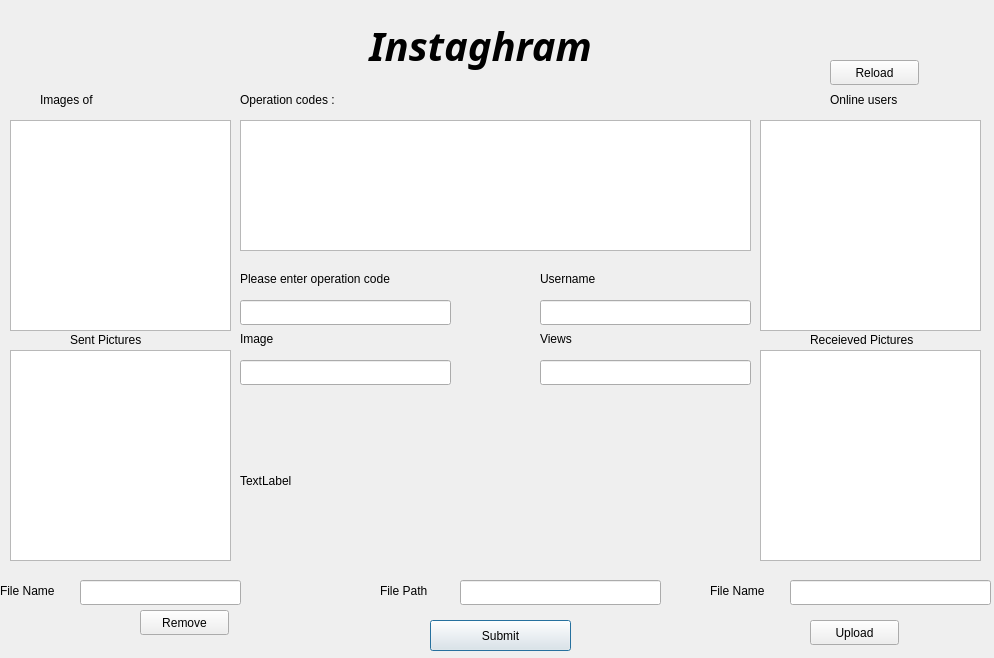
First picture: the form in home.ui, repository karimmady/DIST, before the edit.
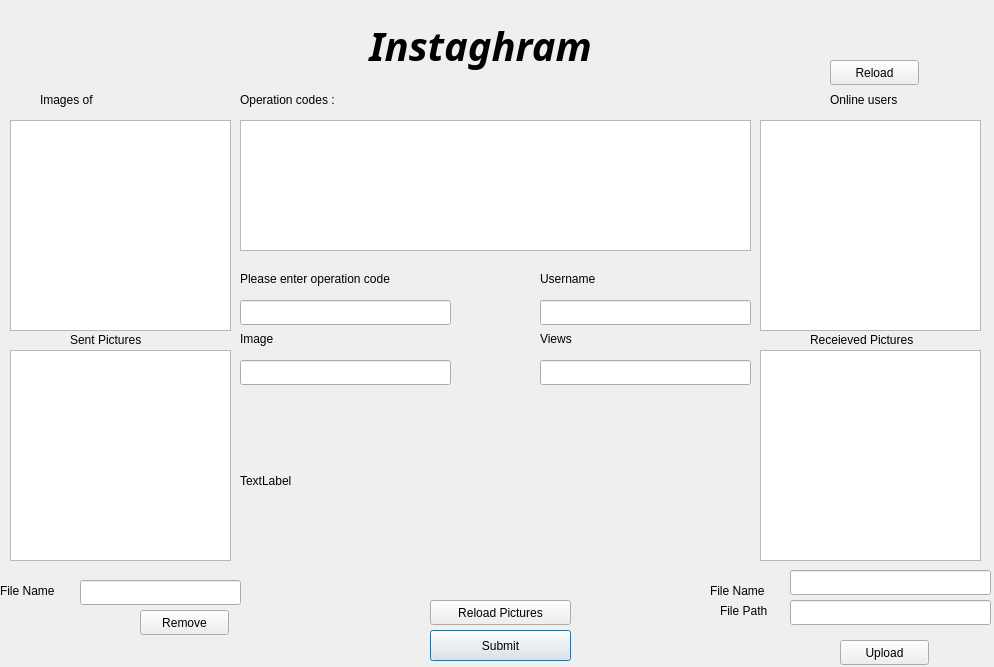
Second picture: the form after the edit.

What changed in the file:
```diff
--- a/home.ui
+++ b/home.ui
@@ -7,7 +7,7 @@
     <x>0</x>
     <y>0</y>
     <width>994</width>
-    <height>658</height>
+    <height>667</height>
    </rect>
   </property>
   <property name="windowTitle">
@@ -134,7 +134,7 @@
    <property name="geometry">
     <rect>
      <x>430</x>
-     <y>620</y>
+     <y>630</y>
      <width>141</width>
      <height>31</height>
     </rect>
@@ -300,8 +300,8 @@
   <widget class="QPushButton" name="upload">
    <property name="geometry">
     <rect>
-     <x>810</x>
-     <y>620</y>
+     <x>840</x>
+     <y>640</y>
      <width>89</width>
      <height>25</height>
     </rect>
@@ -313,8 +313,8 @@
   <widget class="QLineEdit" name="filepath">
    <property name="geometry">
     <rect>
-     <x>460</x>
-     <y>580</y>
+     <x>790</x>
+     <y>600</y>
      <width>201</width>
      <height>25</height>
     </rect>
@@ -326,8 +326,8 @@
   <widget class="QLabel" name="label_11">
    <property name="geometry">
     <rect>
-     <x>380</x>
-     <y>580</y>
+     <x>720</x>
+     <y>600</y>
      <width>67</width>
      <height>21</height>
     </rect>
@@ -353,7 +353,7 @@
    <property name="geometry">
     <rect>
      <x>790</x>
-     <y>580</y>
+     <y>570</y>
      <width>201</width>
      <height>25</height>
     </rect>
@@ -398,6 +398,19 @@
     <string>Remove</string>
    </property>
   </widget>
+  <widget class="QPushButton" name="reloadpictures">
+   <property name="geometry">
+    <rect>
+     <x>430</x>
+     <y>600</y>
+     <width>141</width>
+     <height>25</height>
+    </rect>
+   </property>
+   <property name="text">
+    <string>Reload Pictures</string>
+   </property>
+  </widget>
  </widget>
  <resources/>
  <connections/>
```
